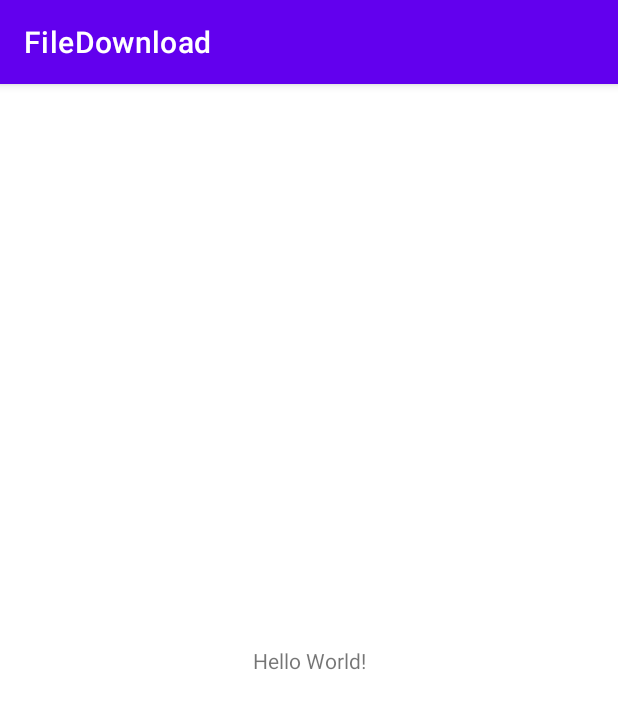
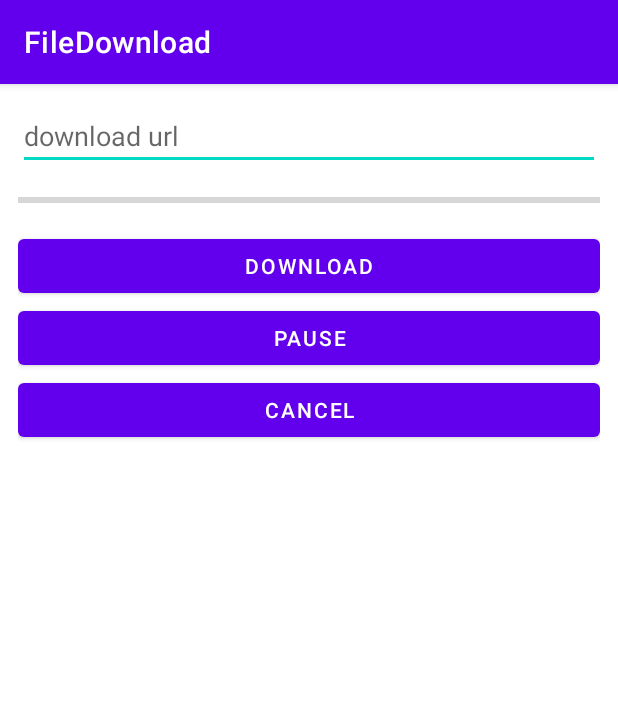
Before and after one commit to peidongbiao/file-download, an Android app: the screen it shows after launch (MainActivity), on a phone screen of 412 x 824 dp. Shown: the top 709 px of the screen. Run offline under Robolectric (Android 15) with nearby library versions, the phone set to English and light mode, and no system bars.

Commit message:
添加下载测试界面

```diff
--- a/app/build.gradle
+++ b/app/build.gradle
@@ -26,6 +26,10 @@ android {
         sourceCompatibility JavaVersion.VERSION_1_8
         targetCompatibility JavaVersion.VERSION_1_8
     }
+
+    viewBinding {
+        enabled = true
+    }
 }
 
 dependencies {
@@ -33,6 +37,7 @@ dependencies {
     implementation 'androidx.appcompat:appcompat:1.3.1'
     implementation 'com.google.android.material:material:1.4.0'
     implementation 'androidx.constraintlayout:constraintlayout:2.1.0'
+    implementation project(path: ':file-download')
     testImplementation 'junit:junit:4.+'
     androidTestImplementation 'androidx.test.ext:junit:1.1.3'
     androidTestImplementation 'androidx.test.espresso:espresso-core:3.4.0'
--- a/app/src/main/java/com/pei/filedownload/MainActivity.java
+++ b/app/src/main/java/com/pei/filedownload/MainActivity.java
@@ -1,14 +1,132 @@
 package com.pei.filedownload;
 
+import androidx.annotation.NonNull;
 import androidx.appcompat.app.AppCompatActivity;
+import androidx.core.app.ActivityCompat;
 
+import android.Manifest;
+import android.app.Activity;
+import android.content.pm.PackageManager;
 import android.os.Bundle;
+import android.text.TextUtils;
+import android.util.Log;
+import android.view.View;
+import android.widget.Toast;
+
+import com.pei.filedownload.databinding.ActivityMainBinding;
+import com.pei.filedownload.task.DownloadTask;
+
+import java.io.File;
 
 public class MainActivity extends AppCompatActivity {
+    private static final String TAG = "MainActivity";
+    private static final int PERMISSION_EXTERNAL_STORAGE = 1;
+
+    private ActivityMainBinding mBinding;
+    private DownloadTask mDownloadTask;
+    private File mDownloadDir;
 
     @Override
     protected void onCreate(Bundle savedInstanceState) {
         super.onCreate(savedInstanceState);
-        setContentView(R.layout.activity_main);
+        mBinding = ActivityMainBinding.inflate(getLayoutInflater());
+        setContentView(mBinding.getRoot());
+
+        mDownloadDir = new File(getExternalCacheDir(), "download");
+        mDownloadDir.mkdirs();
+
+        mBinding.btnDownload.setOnClickListener(new View.OnClickListener() {
+            @Override
+            public void onClick(View v) {
+                String url = mBinding.etDownloadUrl.getText().toString();
+                download(url);
+            }
+        });
+
+        mBinding.btnPause.setOnClickListener(new View.OnClickListener() {
+            @Override
+            public void onClick(View v) {
+                if (mDownloadTask != null) {
+                    mDownloadTask.pause();
+                }
+            }
+        });
+
+        mBinding.btnCancel.setOnClickListener(new View.OnClickListener() {
+            @Override
+            public void onClick(View v) {
+                if (mDownloadTask != null) {
+                    mDownloadTask.cancel();
+                }
+            }
+        });
+
+    }
+
+    @Override
+    protected void onResume() {
+        super.onResume();
+        if (ActivityCompat.checkSelfPermission(this, Manifest.permission.WRITE_EXTERNAL_STORAGE) != PackageManager.PERMISSION_GRANTED ) {
+            ActivityCompat.requestPermissions(this, new String[]{Manifest.permission.WRITE_EXTERNAL_STORAGE}, PERMISSION_EXTERNAL_STORAGE);
+        }
+    }
+
+    @Override
+    public void onRequestPermissionsResult(int requestCode, @NonNull String[] permissions, @NonNull int[] grantResults) {
+        super.onRequestPermissionsResult(requestCode, permissions, grantResults);
+        if (requestCode == PERMISSION_EXTERNAL_STORAGE && grantResults[0] == PackageManager.PERMISSION_DENIED) {
+            Toast.makeText(this, "Permission denied!", Toast.LENGTH_SHORT).show();
+        }
+    }
+
+    private void download(String url) {
+        if (ActivityCompat.checkSelfPermission(this, Manifest.permission.WRITE_EXTERNAL_STORAGE) != PackageManager.PERMISSION_GRANTED ) {
+            ActivityCompat.requestPermissions(this, new String[]{Manifest.permission.WRITE_EXTERNAL_STORAGE}, PERMISSION_EXTERNAL_STORAGE);
+            return;
+        }
+
+        if (TextUtils.isEmpty(url)) {
+            Toast.makeText(this, "Download url is empty", Toast.LENGTH_SHORT).show();
+            return;
+        }
+
+        if (mDownloadTask != null && mDownloadTask.getStatus() == Task.STATUS_RUNNING) {
+            mDownloadTask.cancel();
+            return;
+        }
+
+        mDownloadTask = FileDownloadManager.getDefault(this)
+                .create(url)
+                .setTarget(new File(mDownloadDir.getPath(), Utils.parseFileName(url)).toString())
+                //.setFileName(Utils.parseFileName(url))
+                .setCallback(new Task.Callback<File>() {
+                    @Override
+                    public void onStart() {
+                        Log.d(TAG, "onStart: ");
+                    }
+
+                    @Override
+                    public void onProgressChange(Task.Progress progress) {
+                        mBinding.progress.setProgress(progress.getPercent());
+                    }
+
+                    @Override
+                    public void onPause() {
+                        Log.d(TAG, "onPause: ");
+                        Toast.makeText(MainActivity.this, "pause", Toast.LENGTH_SHORT).show();
+                    }
+
+                    @Override
+                    public void onComplete(File result) {
+                        Log.d(TAG, "onComplete: ");
+                        Toast.makeText(MainActivity.this, "complete", Toast.LENGTH_SHORT).show();
+                    }
+
+                    @Override
+                    public void onFailure(Exception exception) {
+                        Toast.makeText(MainActivity.this, exception.getMessage(), Toast.LENGTH_SHORT).show();
+                    }
+                })
+                .start();
     }
 }
--- a/app/src/main/res/layout/activity_main.xml
+++ b/app/src/main/res/layout/activity_main.xml
@@ -1,18 +1,46 @@
 <?xml version="1.0" encoding="utf-8"?>
-<androidx.constraintlayout.widget.ConstraintLayout xmlns:android="http://schemas.android.com/apk/res/android"
+<LinearLayout xmlns:android="http://schemas.android.com/apk/res/android"
     xmlns:app="http://schemas.android.com/apk/res-auto"
     xmlns:tools="http://schemas.android.com/tools"
     android:layout_width="match_parent"
     android:layout_height="match_parent"
-    tools:context=".MainActivity">
+    tools:context=".MainActivity"
+    android:orientation="vertical"
+    android:padding="12dp">
 
-    <TextView
-        android:layout_width="wrap_content"
+    <EditText
+        android:id="@+id/et_download_url"
+        android:layout_width="match_parent"
         android:layout_height="wrap_content"
-        android:text="Hello World!"
-        app:layout_constraintBottom_toBottomOf="parent"
-        app:layout_constraintLeft_toLeftOf="parent"
-        app:layout_constraintRight_toRightOf="parent"
-        app:layout_constraintTop_toTopOf="parent" />
+        android:text=""
+        android:hint="download url"/>
 
-</androidx.constraintlayout.widget.ConstraintLayout>
+    <ProgressBar
+        android:id="@+id/progress"
+        android:layout_width="match_parent"
+        android:layout_height="wrap_content"
+        android:layout_marginTop="12dp"
+        android:min="0"
+        android:max="100"
+        tools:progress="50"
+        style="@style/Widget.AppCompat.ProgressBar.Horizontal"/>
+
+    <Button
+        android:id="@+id/btn_download"
+        android:layout_width="match_parent"
+        android:layout_height="wrap_content"
+        android:layout_marginTop="12dp"
+        android:text="download"/>
+
+    <Button
+        android:id="@+id/btn_pause"
+        android:layout_width="match_parent"
+        android:layout_height="wrap_content"
+        android:text="pause"/>
+
+    <Button
+        android:id="@+id/btn_cancel"
+        android:layout_width="match_parent"
+        android:layout_height="wrap_content"
+        android:text="cancel"/>
+</LinearLayout>
--- a/file-download/src/main/AndroidManifest.xml
+++ b/file-download/src/main/AndroidManifest.xml
@@ -2,5 +2,10 @@
 <manifest xmlns:android="http://schemas.android.com/apk/res/android"
     package="com.pei.filedownload">
 
+    <uses-permission android:name="android.permission.INTERNET" />
     <uses-permission android:name="android.permission.ACCESS_NETWORK_STATE" />
+    <uses-permission android:name="android.permission.ACCESS_WIFI_STATE" />
+
+    <uses-permission android:name="android.permission.WRITE_EXTERNAL_STORAGE" />
+    <uses-permission android:name="android.permission.READ_EXTERNAL_STORAGE" />
 </manifest>
--- a/file-download/src/main/java/com/pei/filedownload/Utils.java
+++ b/file-download/src/main/java/com/pei/filedownload/Utils.java
@@ -3,6 +3,7 @@ package com.pei.filedownload;
 import android.content.Context;
 import android.net.ConnectivityManager;
 import android.net.NetworkInfo;
+import android.net.Uri;
 import android.webkit.MimeTypeMap;
 
 import androidx.annotation.NonNull;
@@ -116,4 +117,9 @@ public class Utils {
         // 目录此时为空，可以删除
         return dir.delete();
     }
+
+
+    public static String parseFileName(String url) {
+        return Uri.parse(url).getLastPathSegment();
+    }
 }
--- a/file-download/src/main/java/com/pei/filedownload/task/DownloadTask.java
+++ b/file-download/src/main/java/com/pei/filedownload/task/DownloadTask.java
@@ -2,6 +2,7 @@ package com.pei.filedownload.task;
 
 
 import android.content.Context;
+import android.text.TextUtils;
 
 import androidx.annotation.NonNull;
 
```
Also changed, not shown: file-download/src/main/java/com/pei/filedownload/task/DownloadRequest.java (+8 -0 lines).
